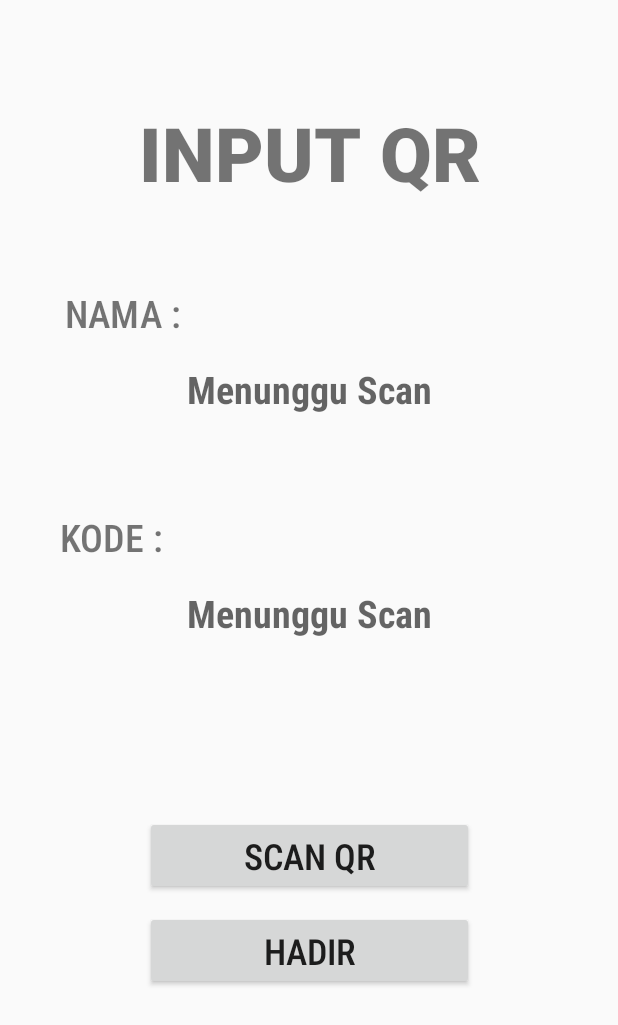
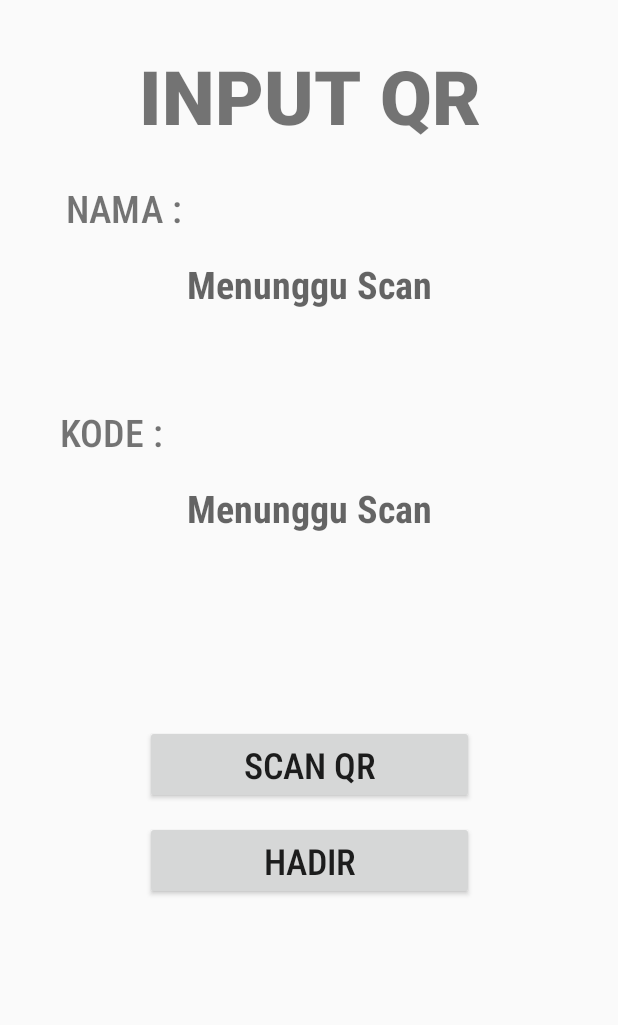
Before and after one commit to pencurivsmaling/AxelJordan12, an Android app: the SubmitActivity screen opened directly, with no data from a screen before it, on a phone screen of 412 x 824 dp. Shown: the top 1025 px of the screen. Run offline under Robolectric (Android 15) with nearby library versions, the phone set to English and light mode, and no system bars; our stand-ins replace Firebase (no records; nobody signed in at launch, a user with empty details on screens opened directly); libraries missing offline, so code that uses them is left out: com.google.android.gms.

Commit message:
final
lupa apa, tp plg oke ya ini

```diff
--- a/app/src/main/res/layout/activity_delete.xml
+++ b/app/src/main/res/layout/activity_delete.xml
@@ -49,7 +49,7 @@
         android:layout_width="wrap_content"
         android:layout_height="wrap_content"
         android:layout_marginStart="8dp"
-        android:layout_marginTop="80dp"
+        android:layout_marginTop="30dp"
         android:layout_marginEnd="8dp"
         android:fontFamily="sans-serif-medium"
         android:text="HAPUS KEHADIRAN"
--- a/app/src/main/res/layout/activity_manual.xml
+++ b/app/src/main/res/layout/activity_manual.xml
@@ -66,7 +66,7 @@
         android:layout_width="wrap_content"
         android:layout_height="wrap_content"
         android:layout_marginStart="8dp"
-        android:layout_marginTop="68dp"
+        android:layout_marginTop="30dp"
         android:layout_marginEnd="8dp"
         android:fontFamily="sans-serif-medium"
         android:text="INPUT MANUAL"
--- a/app/src/main/res/layout/activity_peserta.xml
+++ b/app/src/main/res/layout/activity_peserta.xml
@@ -12,7 +12,7 @@
         android:layout_width="wrap_content"
         android:layout_height="wrap_content"
         android:layout_marginStart="8dp"
-        android:layout_marginTop="68dp"
+        android:layout_marginTop="30dp"
         android:layout_marginEnd="8dp"
         android:fontFamily="sans-serif-medium"
         android:text="PESERTA HADIR"
--- a/app/src/main/res/layout/activity_submit.xml
+++ b/app/src/main/res/layout/activity_submit.xml
@@ -46,7 +46,7 @@
         android:layout_height="wrap_content"
         android:layout_marginStart="8dp"
         android:layout_marginEnd="8dp"
-        android:layout_marginBottom="164dp"
+        android:layout_marginBottom="224dp"
         android:fontFamily="sans-serif-condensed-medium"
         android:text="HADIR"
         android:textSize="24sp"
@@ -76,7 +76,7 @@
         android:layout_width="wrap_content"
         android:layout_height="wrap_content"
         android:layout_marginStart="8dp"
-        android:layout_marginTop="68dp"
+        android:layout_marginTop="30dp"
         android:layout_marginEnd="8dp"
         android:fontFamily="sans-serif-medium"
         android:text="INPUT QR"
@@ -93,14 +93,14 @@
         android:layout_width="100dp"
         android:layout_height="wrap_content"
         android:layout_marginStart="24dp"
-        android:layout_marginTop="56dp"
+        android:layout_marginTop="24dp"
         android:layout_marginEnd="8dp"
         android:fontFamily="sans-serif-condensed-medium"
         android:text="NAMA :"
         android:textAlignment="center"
         android:textSize="25sp"
         app:layout_constraintEnd_toEndOf="parent"
-        app:layout_constraintHorizontal_bias="0.027"
+        app:layout_constraintHorizontal_bias="0.028"
         app:layout_constraintStart_toStartOf="parent"
         app:layout_constraintTop_toBottomOf="@+id/textView5" />
 
```
